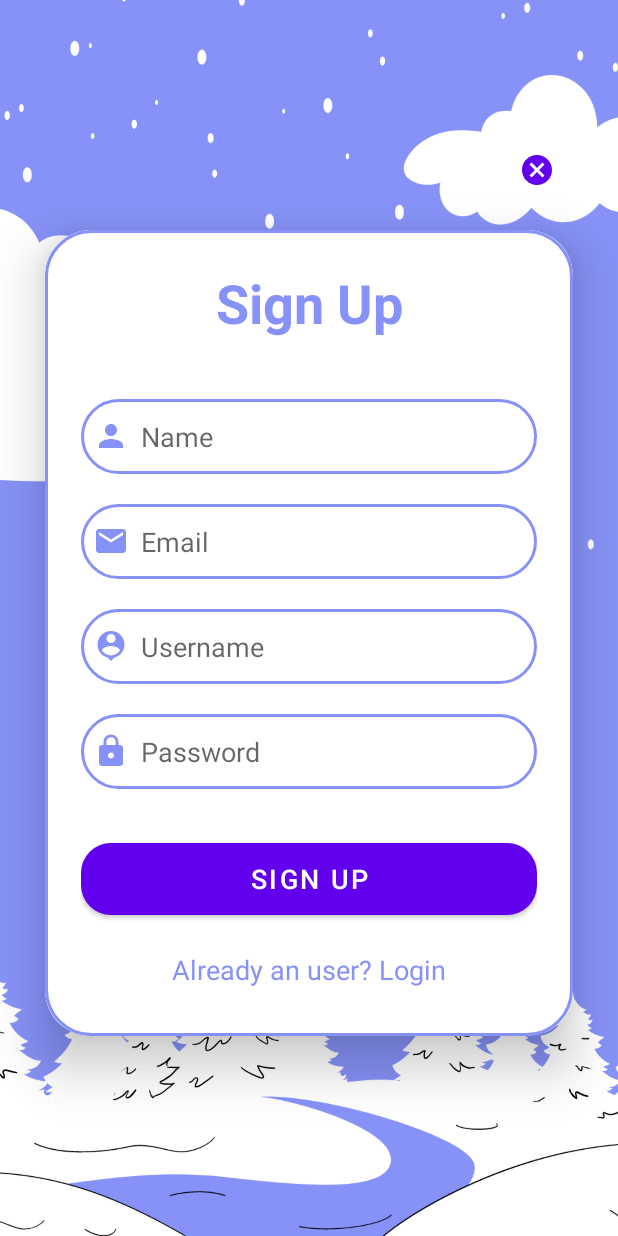
After one commit to IT21261350/FixIt, an Android app: the Signup screen opened directly, with no data from a screen before it, on a phone screen of 412 x 824 dp. The commit adds this screen. Run offline under Robolectric (Android 15) with nearby library versions, the phone set to English and light mode, and no system bars.

Commit message:
Login and Signup done

```diff
--- /dev/null
+++ b/app/src/main/java/com/example/fixit/Signup.kt
@@ -0,0 +1,14 @@
+package com.example.fixit
+
+import android.content.Intent
+import androidx.appcompat.app.AppCompatActivity
+import android.os.Bundle
+import android.widget.Button
+
+class Signup : AppCompatActivity() {
+    override fun onCreate(savedInstanceState: Bundle?) {
+        super.onCreate(savedInstanceState)
+        setContentView(R.layout.activity_signup)
+
+    }
+}
--- a/app/src/main/java/com/example/fixit/SplashActivity.kt
+++ b/app/src/main/java/com/example/fixit/SplashActivity.kt
@@ -13,7 +13,9 @@ class SplashActivity : AppCompatActivity() {
 
         Handler(Looper.getMainLooper()).postDelayed({
             val intent = Intent(this,DisplayAppName::class.java)
-        },4000)
+            startActivity(intent)
+            finish()
+        },3000)
 
     }
 }
--- /dev/null
+++ b/app/src/main/res/drawable/baseline_cancel_24.xml
@@ -0,0 +1,5 @@
+<vector android:height="24dp" android:tint="#6200ED"
+    android:viewportHeight="24" android:viewportWidth="24"
+    android:width="24dp" xmlns:android="http://schemas.android.com/apk/res/android">
+    <path android:fillColor="@android:color/white" android:pathData="M12,2C6.47,2 2,6.47 2,12s4.47,10 10,10 10,-4.47 10,-10S17.53,2 12,2zM17,15.59L15.59,17 12,13.41 8.41,17 7,15.59 10.59,12 7,8.41 8.41,7 12,10.59 15.59,7 17,8.41 13.41,12 17,15.59z"/>
+</vector>
--- /dev/null
+++ b/app/src/main/res/drawable/baseline_email_24.xml
@@ -0,0 +1,5 @@
+<vector android:height="24dp" android:tint="#8692F7"
+    android:viewportHeight="24" android:viewportWidth="24"
+    android:width="24dp" xmlns:android="http://schemas.android.com/apk/res/android">
+    <path android:fillColor="@android:color/white" android:pathData="M20,4L4,4c-1.1,0 -1.99,0.9 -1.99,2L2,18c0,1.1 0.9,2 2,2h16c1.1,0 2,-0.9 2,-2L22,6c0,-1.1 -0.9,-2 -2,-2zM20,8l-8,5 -8,-5L4,6l8,5 8,-5v2z"/>
+</vector>
--- /dev/null
+++ b/app/src/main/res/drawable/baseline_lock_24.xml
@@ -0,0 +1,5 @@
+<vector android:height="24dp" android:tint="#8692F7"
+    android:viewportHeight="24" android:viewportWidth="24"
+    android:width="24dp" xmlns:android="http://schemas.android.com/apk/res/android">
+    <path android:fillColor="@android:color/white" android:pathData="M18,8h-1L17,6c0,-2.76 -2.24,-5 -5,-5S7,3.24 7,6v2L6,8c-1.1,0 -2,0.9 -2,2v10c0,1.1 0.9,2 2,2h12c1.1,0 2,-0.9 2,-2L20,10c0,-1.1 -0.9,-2 -2,-2zM12,17c-1.1,0 -2,-0.9 -2,-2s0.9,-2 2,-2 2,0.9 2,2 -0.9,2 -2,2zM15.1,8L8.9,8L8.9,6c0,-1.71 1.39,-3.1 3.1,-3.1 1.71,0 3.1,1.39 3.1,3.1v2z"/>
+</vector>
--- /dev/null
+++ b/app/src/main/res/drawable/baseline_person_24.xml
@@ -0,0 +1,5 @@
+<vector android:height="24dp" android:tint="#8692F7"
+    android:viewportHeight="24" android:viewportWidth="24"
+    android:width="24dp" xmlns:android="http://schemas.android.com/apk/res/android">
+    <path android:fillColor="@android:color/white" android:pathData="M12,12c2.21,0 4,-1.79 4,-4s-1.79,-4 -4,-4 -4,1.79 -4,4 1.79,4 4,4zM12,14c-2.67,0 -8,1.34 -8,4v2h16v-2c0,-2.66 -5.33,-4 -8,-4z"/>
+</vector>
--- /dev/null
+++ b/app/src/main/res/drawable/baseline_person_pin_24.xml
@@ -0,0 +1,5 @@
+<vector android:height="24dp" android:tint="#8692F7"
+    android:viewportHeight="24" android:viewportWidth="24"
+    android:width="24dp" xmlns:android="http://schemas.android.com/apk/res/android">
+    <path android:fillColor="@android:color/white" android:pathData="M12,2c-4.97,0 -9,4.03 -9,9 0,4.17 2.84,7.67 6.69,8.69L12,22l2.31,-2.31C18.16,18.67 21,15.17 21,11c0,-4.97 -4.03,-9 -9,-9zM12,4c1.66,0 3,1.34 3,3s-1.34,3 -3,3 -3,-1.34 -3,-3 1.34,-3 3,-3zM12,18.3c-2.5,0 -4.71,-1.28 -6,-3.22 0.03,-1.99 4,-3.08 6,-3.08 1.99,0 5.97,1.09 6,3.08 -1.29,1.94 -3.5,3.22 -6,3.22z"/>
+</vector>
--- /dev/null
+++ b/app/src/main/res/drawable/lavender_border.xml
@@ -0,0 +1,12 @@
+<?xml version="1.0" encoding="utf-8"?>
+<shape xmlns:android="http://schemas.android.com/apk/res/android"
+    android:shape="rectangle">
+
+        <stroke
+            android:width="2dp"
+            android:color="@color/lavender"/>
+
+        <corners
+            android:radius="30dp"/>
+
+</shape>
--- /dev/null
+++ b/app/src/main/res/layout/activity_signup.xml
@@ -0,0 +1,116 @@
+<?xml version="1.0" encoding="utf-8"?>
+<LinearLayout xmlns:android="http://schemas.android.com/apk/res/android"
+    xmlns:app="http://schemas.android.com/apk/res-auto"
+    xmlns:tools="http://schemas.android.com/tools"
+    android:layout_width="match_parent"
+    android:layout_height="match_parent"
+    android:orientation="vertical"
+    android:gravity="center"
+    android:background="@drawable/pagebkg"
+    tools:context=".Signup">
+
+    <TextView
+        android:id="@+id/cancel_button"
+        android:layout_width="400dp"
+        android:layout_height="20dp"
+        android:drawableLeft="@drawable/baseline_cancel_24"
+        android:padding="340dp"
+        android:paddingBottom="50dp"/>
+
+    <androidx.cardview.widget.CardView
+        android:layout_width="match_parent"
+        android:layout_height="wrap_content"
+        android:layout_margin="30dp"
+        app:cardCornerRadius="30dp"
+        app:cardElevation="20dp">
+
+        <LinearLayout
+            android:layout_width="match_parent"
+            android:layout_height="wrap_content"
+            android:orientation="vertical"
+            android:layout_gravity="center_horizontal"
+            android:padding="24dp"
+            android:background="@drawable/lavender_border">
+
+            <TextView
+                android:layout_width="match_parent"
+                android:layout_height="wrap_content"
+                android:text="Sign Up"
+                android:textSize="36dp"
+                android:textAlignment="center"
+                android:textStyle="bold"
+                android:textColor="@color/lavender"/>
+
+            <EditText
+                android:layout_width="match_parent"
+                android:layout_height="50dp"
+                android:id="@+id/signup_name"
+                android:background="@drawable/lavender_border"
+                android:layout_marginTop="40dp"
+                android:padding="8dp"
+                android:hint="Name"
+                android:drawableLeft="@drawable/baseline_person_24"
+                android:drawablePadding="8dp"
+                android:textColor="@color/black"/>
+
+            <EditText
+                android:layout_width="match_parent"
+                android:layout_height="50dp"
+                android:id="@+id/signup_email"
+                android:background="@drawable/lavender_border"
+                android:layout_marginTop="20dp"
+                android:padding="8dp"
+                android:hint="Email"
+                android:drawableLeft="@drawable/baseline_email_24"
+                android:drawablePadding="8dp"
+                android:textColor="@color/black"/>
+
+            <EditText
+                android:layout_width="match_parent"
+                android:layout_height="50dp"
+                android:id="@+id/signup_username"
+                android:background="@drawable/lavender_border"
+                android:layout_marginTop="20dp"
+                android:padding="8dp"
+                android:hint="Username"
+                android:drawableLeft="@drawable/baseline_person_pin_24"
+                android:drawablePadding="8dp"
+                android:textColor="@color/black"/>
+
+            <EditText
+                android:layout_width="match_parent"
+                android:layout_height="50dp"
+                android:id="@+id/signup_password"
+                android:background="@drawable/lavender_border"
+                android:layout_marginTop="20dp"
+                android:padding="8dp"
+                android:hint="Password"
+                android:drawableLeft="@drawable/baseline_lock_24"
+                android:drawablePadding="8dp"
+                android:textColor="@color/black"/>
+
+            <Button
+                android:layout_width="match_parent"
+                android:layout_height="60dp"
+                android:text="Sign Up"
+                android:id="@+id/signup_button"
+                android:textSize="18sp"
+                android:layout_marginTop="30dp"
+                app:cornerRadius = "20dp"/>
+
+            <TextView
+                android:layout_width="wrap_content"
+                android:layout_height="wrap_content"
+                android:id="@+id/loginRedirectText"
+                android:text="Already an user? Login"
+                android:layout_gravity="center"
+                android:padding="8dp"
+                android:layout_marginTop="10dp"
+                android:textSize="18sp"
+                android:textColor="@color/lavender"/>
+
+        </LinearLayout>
+
+    </androidx.cardview.widget.CardView>
+
+</LinearLayout>
--- a/app/src/main/res/values/colors.xml
+++ b/app/src/main/res/values/colors.xml
@@ -7,4 +7,5 @@
     <color name="teal_700">#FF018786</color>
     <color name="black">#FF000000</color>
     <color name="white">#FFFFFFFF</color>
+    <color name="lavender">#8692f7</color>
 </resources>
```
Also changed, not shown: app/src/main/AndroidManifest.xml (+13 -3 lines), app/src/main/java/com/example/fixit/DisplayAppName.kt (+10 -0 lines), app/src/main/java/com/example/fixit/LogInSignUp.kt (+17 -0 lines), app/src/main/java/com/example/fixit/Login.kt (added, +14 -0 lines), app/src/main/res/layout/activity_login.xml (added, +93 -0 lines), app/src/main/res/layout/login_signup.xml (+8 -8 lines), app/src/main/res/drawable/pagebkg.png (added).
